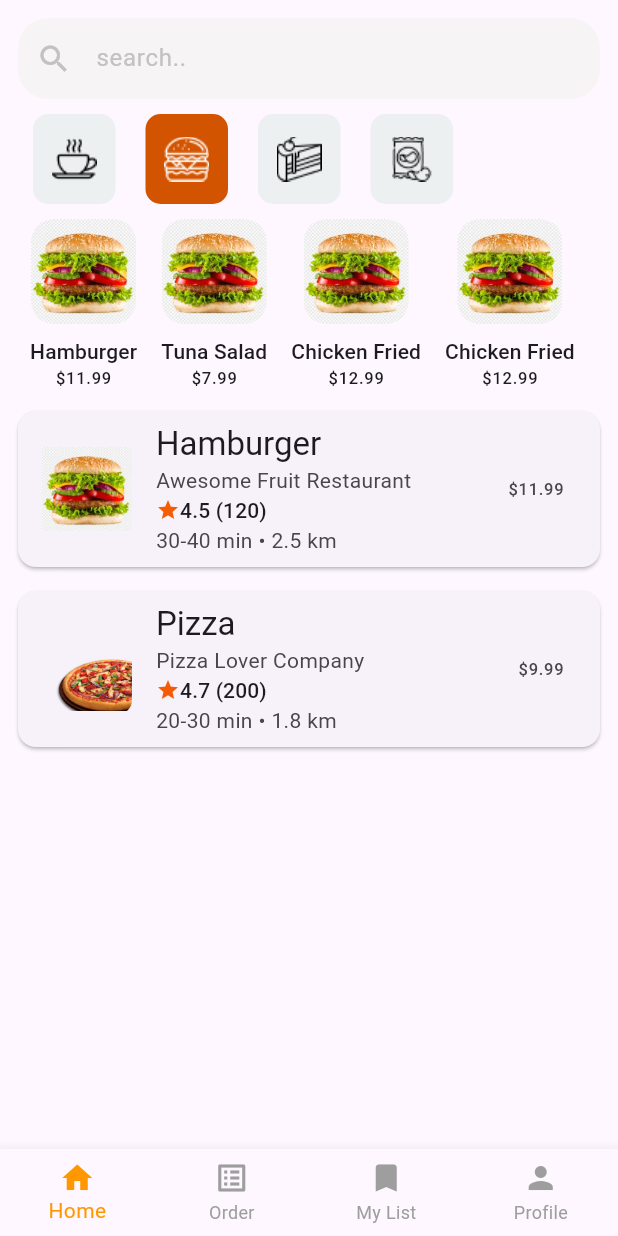
After one commit to yyBasiony/food_delivery_app, a Flutter app: the MyListScreen screen opened by its route, on a phone screen of 412 x 824 dp. The commit adds this screen. Run offline on Flutter 3.47's test engine with Material 3 defaults, Android fonts, the phone set to English and light mode, and no system bars.

Commit message:
push changes

```diff
--- /dev/null
+++ b/lib/domain/models/model_food_item.dart
@@ -0,0 +1,21 @@
+class FoodItem {
+  final String imageUrl;
+  final String name;
+  final String restaurant;
+  final double rating;
+  final int reviewsCount;
+  final String deliveryTime;
+  final String distance;
+  final double price;
+
+  FoodItem({
+    required this.imageUrl,
+    required this.name,
+    required this.restaurant,
+    required this.rating,
+    required this.reviewsCount,
+    required this.deliveryTime,
+    required this.distance,
+    required this.price,
+  });
+}
--- /dev/null
+++ b/lib/l10n/app_ar.arb
@@ -0,0 +1,4 @@
+{
+  "appTitle": "توصيل الطعام",
+  "welcomeMessage": "مرحبًا بكم في توصيل الطعام"
+}
--- /dev/null
+++ b/lib/l10n/app_en.arb
@@ -0,0 +1,4 @@
+{
+  "appTitle": "Food Delivery",
+  "welcomeMessage": "Welcome to Food Delivery"
+}
--- /dev/null
+++ b/lib/presentation/main_view/my_list/food_item_card.dart
@@ -0,0 +1,41 @@
+import 'package:flutter/material.dart';
+import 'package:food_delivery/presentation/resources/app_colors.dart';
+import '../../../domain/models/model_food_item.dart';
+
+class FoodItemCard extends StatelessWidget {
+  final FoodItem foodItem;
+
+  const FoodItemCard(this.foodItem);
+
+  @override
+  Widget build(BuildContext context) {
+    return Card(
+      margin: const EdgeInsets.symmetric(vertical: 8),
+      child: ListTile(
+        leading: Image.asset(foodItem.imageUrl,
+            width: 60, height: 60, fit: BoxFit.cover),
+        title: Text(
+          foodItem.name,
+          style: Theme.of(context).textTheme.titleLarge,
+        ),
+        subtitle: Column(
+          crossAxisAlignment: CrossAxisAlignment.start,
+          children: [
+            Text(foodItem.restaurant),
+            Row(
+              children: [
+                const Icon(Icons.star, color: AppColors.primaryColor, size: 16),
+                Text(
+                  '${foodItem.rating} (${foodItem.reviewsCount})',
+                  style: Theme.of(context).textTheme.titleSmall,
+                ),
+              ],
+            ),
+            Text('${foodItem.deliveryTime} • ${foodItem.distance}'),
+          ],
+        ),
+        trailing: Text('\$${foodItem.price.toStringAsFixed(2)}'),
+      ),
+    );
+  }
+}
--- /dev/null
+++ b/lib/presentation/main_view/my_list/food_list.dart
@@ -0,0 +1,16 @@
+import 'package:flutter/material.dart';
+import '../../resources/app_constants.dart';
+import 'food_item_card.dart';
+
+class FoodList extends StatelessWidget {
+  const FoodList({super.key});
+  @override
+  Widget build(BuildContext context) {
+    return ListView.builder(
+      itemCount: AppConstants.foodItems.length,
+      itemBuilder: (context, index) {
+        return FoodItemCard(AppConstants.foodItems[index]);
+      },
+    );
+  }
+}
--- /dev/null
+++ b/lib/presentation/main_view/my_list/horizontal_food_list.dart
@@ -0,0 +1,87 @@
+import 'package:flutter/material.dart';
+import '../../resources/assets_data.dart';
+
+class HorizontalFoodItem extends StatelessWidget {
+  final String imageUrl;
+  final String name;
+  final double price;
+  const HorizontalFoodItem({
+    required this.imageUrl,
+    required this.name,
+    required this.price,
+  });
+  @override
+  Widget build(BuildContext context) {
+    return Column(
+      crossAxisAlignment: CrossAxisAlignment.center,
+      children: [
+        ClipRRect(
+          borderRadius: BorderRadius.circular(15),
+          child: Image.asset(
+            imageUrl,
+            width: 70,
+            height: 70,
+            fit: BoxFit.cover,
+          ),
+        ),
+        const SizedBox(height: 8),
+        Text(
+          name,
+          style: Theme.of(context).textTheme.titleSmall,
+        ),
+        Text(
+          '\$${price.toStringAsFixed(2)}',
+          style: Theme.of(context).textTheme.labelSmall,
+        ),
+      ],
+    );
+  }
+}
+
+class HorizontalFoodList extends StatelessWidget {
+  const HorizontalFoodList({super.key});
+  final List<Map<String, dynamic>> foodItems = const [
+    {
+      'imageUrl': AssetData.burger,
+      'name': 'Hamburger',
+      'price': 11.99,
+    },
+    {
+      'imageUrl': AssetData.burger,
+      'name': 'Tuna Salad',
+      'price': 7.99,
+    },
+    {
+      'imageUrl': AssetData.burger,
+      'name': 'Chicken Fried',
+      'price': 12.99,
+    },
+    {
+      'imageUrl': AssetData.burger,
+      'name': 'Chicken Fried',
+      'price': 12.99,
+    },
+  ];
+
+  @override
+  Widget build(BuildContext context) {
+    return SizedBox(
+      height: 120,
+      child: ListView.builder(
+        scrollDirection: Axis.horizontal,
+        itemCount: foodItems.length,
+        itemBuilder: (context, index) {
+          final foodItem = foodItems[index];
+          return Padding(
+            padding: const EdgeInsets.symmetric(horizontal: 8.0),
+            child: HorizontalFoodItem(
+              imageUrl: foodItem['imageUrl'],
+              name: foodItem['name'],
+              price: foodItem['price'],
+            ),
+          );
+        },
+      ),
+    );
+  }
+}
--- a/lib/presentation/main_view/my_list/my_list_screen.dart
+++ b/lib/presentation/main_view/my_list/my_list_screen.dart
@@ -1,10 +1,31 @@
 import 'package:flutter/material.dart';
+import 'package:food_delivery/presentation/main_view/my_list/food_list.dart';
+import '../widgets/custom_bottom_navigation.dart';
+import '../widgets/custom_food_item.dart';
+import 'horizontal_food_list.dart';
 
 class MyListScreen extends StatelessWidget {
   const MyListScreen({super.key});
-
   @override
   Widget build(BuildContext context) {
-    return const Placeholder();
+    return Scaffold(
+      body: Padding(
+        padding: const EdgeInsets.all(12.0),
+        child: Column(
+          children: [
+            TextFormField(
+              obscureText: true,
+              // controller: ,
+              decoration: const InputDecoration(
+                  hintText: 'search..', prefixIcon: Icon(Icons.search)),
+            ),
+            const CustomFoodItems(),
+            const HorizontalFoodList(),
+            const Expanded(child: FoodList()),
+          ],
+        ),
+      ),
+      bottomNavigationBar: const CustomBottomNavBar(),
+    );
   }
 }
--- a/lib/presentation/resources/app_colors.dart
+++ b/lib/presentation/resources/app_colors.dart
@@ -8,4 +8,10 @@ class AppColors {
   static const Color secondary = Color(0xFFF6F4F4);
   static const Color primaryColor = Color(0xffF55B02);
   static const Color splashBackground = Color(0xffe6dcc1);
+  static const Color payItemColor = Color(0xff324a75);
+  static const Color BackgroundItem1 = Color.fromARGB(255, 193, 213, 196);
+  static const Color BackgroundItem2 = Color.fromARGB(255, 219, 210, 176);
+  static const Color BackgroundItem3 = Color.fromARGB(255, 198, 196, 219);
+  static const Color BackgroundItem = Color.fromARGB(255, 149, 182, 197);
+
 }
--- a/lib/presentation/resources/app_constants.dart
+++ b/lib/presentation/resources/app_constants.dart
@@ -1,9 +1,9 @@
+import '../../domain/models/model_food_item.dart';
 import '../../domain/models/onboarding_model.dart';
 import 'assets_data.dart';
 
 class AppConstants {
   AppConstants._();
-
   static const List<OnboardingModel> onboardingData = [
     OnboardingModel(
       title: 'Delicious Food',
@@ -13,17 +13,42 @@ class AppConstants {
     OnboardingModel(
       title: 'Fast Shipping',
       image: AssetData.onboarding2,
-      description: 'Lorem ipsum dolor sit amet, consectetur adipiscing elit. Interdum rhoncus nulla.',
+      description:
+          'Lorem ipsum dolor sit amet, consectetur adipiscing elit. Interdum rhoncus nulla.',
     ),
     OnboardingModel(
       title: 'Certificate Food',
       image: AssetData.onboarding3,
-      description: 'Lorem ipsum dolor sit amet, consectetur adipiscing elit. Morbi ultricies mauris a id.',
+      description:
+          'Lorem ipsum dolor sit amet, consectetur adipiscing elit. Morbi ultricies mauris a id.',
     ),
     OnboardingModel(
       title: 'Payment Online',
       image: AssetData.onboarding4,
-      description: 'Lorem ipsum dolor sit amet, consectetur adipiscing elit. Dui ultricies sit massa.',
+      description:
+          'Lorem ipsum dolor sit amet, consectetur adipiscing elit. Dui ultricies sit massa.',
+    ),
+  ];
+  static final List<FoodItem> foodItems = [
+    FoodItem(
+      imageUrl: AssetData.burger,
+      name: 'Hamburger',
+      restaurant: 'Awesome Fruit Restaurant',
+      rating: 4.5,
+      reviewsCount: 120,
+      deliveryTime: '30-40 min',
+      distance: '2.5 km',
+      price: 11.99,
+    ),
+    FoodItem(
+      imageUrl: AssetData.pizza,
+      name: 'Pizza',
+      restaurant: 'Pizza Lover Company',
+      rating: 4.7,
+      reviewsCount: 200,
+      deliveryTime: '20-30 min',
+      distance: '1.8 km',
+      price: 9.99,
     ),
   ];
 }
```
Also changed, not shown: lib/app/app.dart (+11 -1 lines), lib/presentation/main_view/profile/address_screen.dart (+22 -7 lines), lib/presentation/main_view/profile/change_password_screen.dart (+21 -6 lines), lib/presentation/main_view/profile/detailed_profile_screen.dart (+12 -4 lines), lib/presentation/main_view/profile/payment_settings_screen.dart (+11 -2 lines), lib/presentation/resources/app_text_theme.dart (added, +83 -0 lines), lib/presentation/resources/app_theme.dart (+15 -8 lines), lib/presentation/resources/localization.dart (added, +55 -0 lines), pubspec.yaml (+11 -4 lines), pubspec.lock.
